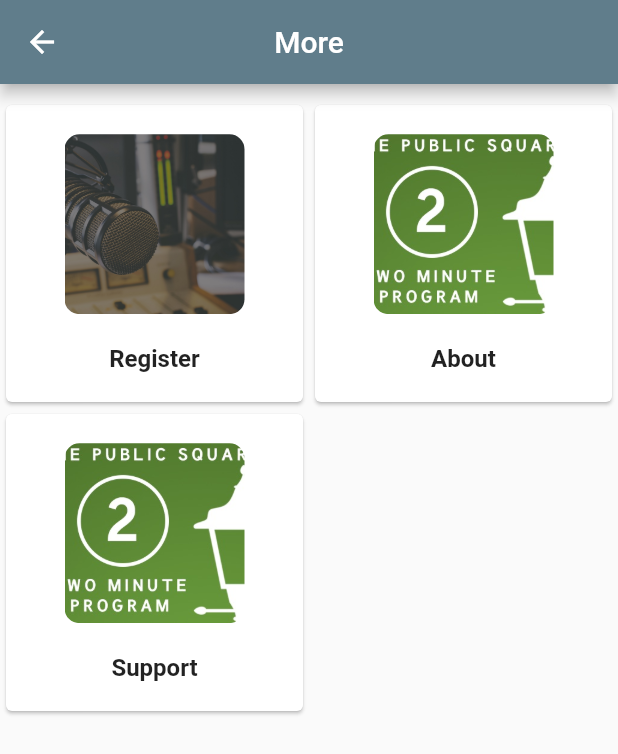
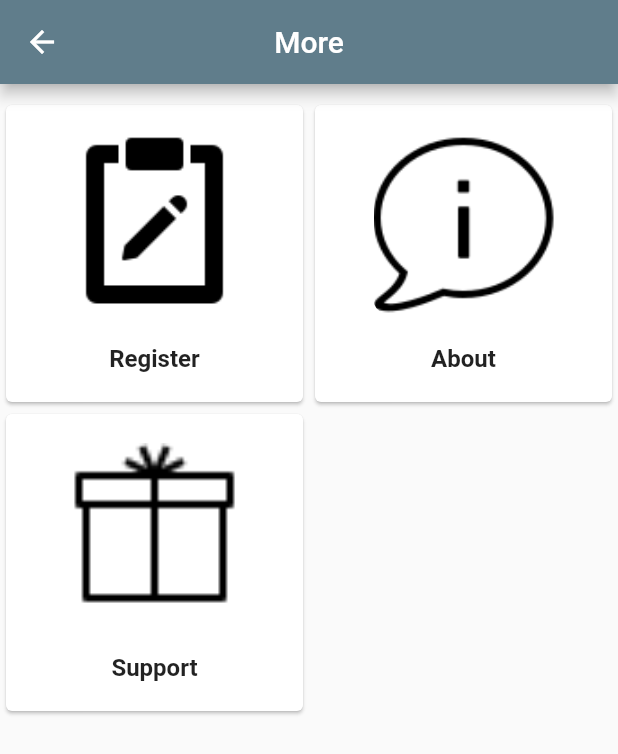
Before and after one commit to nlonginow/publicsquarenext, a Flutter app: the MorePage screen opened directly, on a phone screen of 412 x 824 dp. Shown: the top 754 px of the screen. Run offline on Flutter 3.47's test engine with Material 2 defaults, Android fonts, the phone set to English and light mode, and no system bars; our stand-ins replace audio_video_progress_bar, cloud_firestore, firebase_core, flutter_html, just_audio, loading_indicator and 3 more; missing offline and left inert: flutter_pdfview; accounts and stored records are empty; network calls fail.

Commit message:
added new icons for the more page, moved cia to podcast page

```diff
--- a/lib/home.dart
+++ b/lib/home.dart
@@ -35,7 +35,7 @@ class _PrimaryAppState extends State<PrimaryApp> {
     tabItem('Programs', Icons.podcasts_sharp),
     tabItem('Publications', Icons.document_scanner_sharp),
     tabItem('AudioBook', Icons.audiotrack),
-    tabItem('More', Icons.more),
+    tabItem('More', Icons.more_horiz_rounded),
   ];
 
   var selectedItem = '';
--- a/lib/morepage.dart
+++ b/lib/morepage.dart
@@ -62,11 +62,11 @@ class Choice {
 
 const List<Choice> choices = const [
   const Choice(
-      title: 'Register', iconImageName: "assets/images/tps60.jpg"),
+      title: 'Register', iconImageName: "assets/images/register.png"),
   const Choice(
-      title: 'About', iconImageName: "assets/images/short.jpg"),
+      title: 'About', iconImageName: "assets/images/about.png"),
   const Choice(
-      title: 'Support', iconImageName: "assets/images/short.jpg"),
+      title: 'Support', iconImageName: "assets/images/support.png"),
 ];
 
 class _MyMoreGridViewState extends State<MyMoreGridView> {
--- a/lib/publications.dart
+++ b/lib/publications.dart
@@ -16,13 +16,11 @@ class PubsPage extends StatefulWidget {
 
 class _PubsPageState extends State<PubsPage> {
   final gridTitleItems = [
-    'Christmas in America',
     'Your Monthly Update',
     'Common Good Blog',
   ];
 
   final gridShowNames = [
-    'CIA',
     'Update',
     'Common Good Blog'
   ];
@@ -40,7 +38,7 @@ class _PubsPageState extends State<PubsPage> {
           new Container(
             child: new ListView.builder(
               shrinkWrap: true,
-              itemCount: 3,
+              itemCount: 2,
               physics: ScrollPhysics(),
               itemBuilder: (context, outerIndex) {
                 return new Column(
--- a/pubspec.yaml
+++ b/pubspec.yaml
@@ -72,5 +72,8 @@ flutter:
     - assets/images/thinking.png
     - assets/images/blog.jpg
     - assets/images/gilbertandjack.jpg
+    - assets/images/about.png
+    - assets/images/register.png
+    - assets/images/support.png
 
   uses-material-design: true
```
Also changed, not shown: lib/simplegrids.dart (+2 -6 lines), assets/images/about.png (added), assets/images/register.png (added), assets/images/support.png (added), lib/fetchUtils/firebase_options.dart (renamed from lib/firebase_options.dart).
